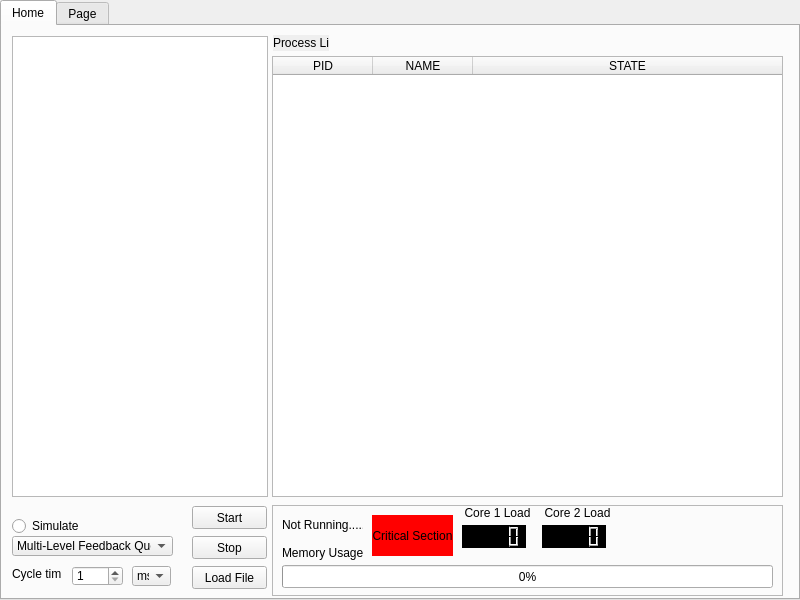
Qt form src/mainwindow.ui (stearnsbq/BYRON_STEARNS_CMSC312_2019) before a commit.
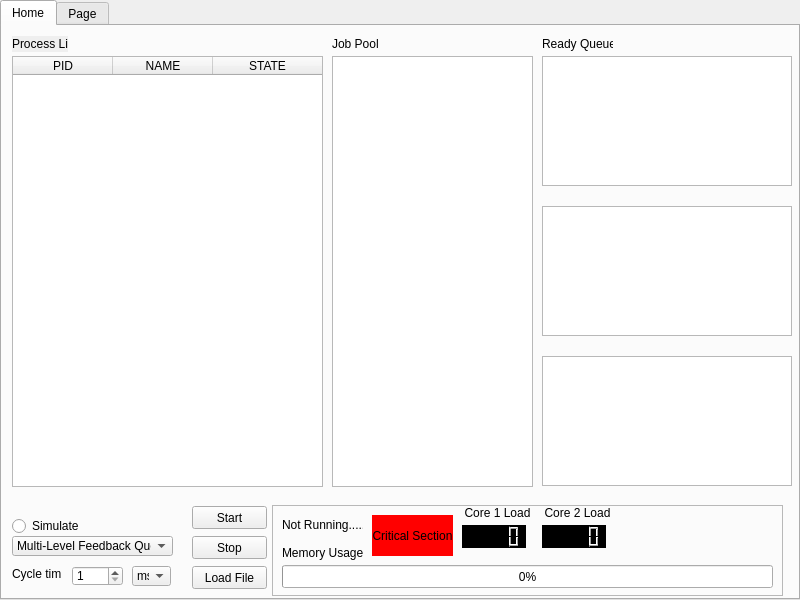
The same form after that commit.

```diff
--- a/src/mainwindow.ui
+++ b/src/mainwindow.ui
@@ -140,8 +140,8 @@
      <widget class="QLabel" name="procesLIstLabel">
       <property name="geometry">
        <rect>
-        <x>271</x>
-        <y>9</y>
+        <x>10</x>
+        <y>10</y>
         <width>56</width>
         <height>16</height>
        </rect>
@@ -153,22 +153,6 @@
        <string>Process List</string>
       </property>
      </widget>
-     <widget class="QTextEdit" name="simulatorOut">
-      <property name="geometry">
-       <rect>
-        <x>10</x>
-        <y>10</y>
-        <width>256</width>
-        <height>461</height>
-       </rect>
-      </property>
-      <property name="sizePolicy">
-       <sizepolicy hsizetype="Fixed" vsizetype="Expanding">
-        <horstretch>0</horstretch>
-        <verstretch>0</verstretch>
-       </sizepolicy>
-      </property>
-     </widget>
      <widget class="QComboBox" name="timeUnit">
       <property name="geometry">
        <rect>
@@ -206,10 +190,10 @@
      <widget class="QTableWidget" name="processList">
       <property name="geometry">
        <rect>
-        <x>270</x>
+        <x>10</x>
         <y>30</y>
-        <width>511</width>
-        <height>441</height>
+        <width>311</width>
+        <height>431</height>
        </rect>
       </property>
       <property name="sizePolicy">
@@ -460,6 +444,72 @@
        <string>Simulate</string>
       </property>
      </widget>
+     <widget class="QTableView" name="tableView">
+      <property name="geometry">
+       <rect>
+        <x>540</x>
+        <y>330</y>
+        <width>250</width>
+        <height>130</height>
+       </rect>
+      </property>
+     </widget>
+     <widget class="QTableView" name="tableView_2">
+      <property name="geometry">
+       <rect>
+        <x>540</x>
+        <y>30</y>
+        <width>250</width>
+        <height>130</height>
+       </rect>
+      </property>
+     </widget>
+     <widget class="QTableView" name="tableView_3">
+      <property name="geometry">
+       <rect>
+        <x>540</x>
+        <y>180</y>
+        <width>250</width>
+        <height>130</height>
+       </rect>
+      </property>
+     </widget>
+     <widget class="QTableWidget" name="tableWidget">
+      <property name="geometry">
+       <rect>
+        <x>330</x>
+        <y>30</y>
+        <width>201</width>
+        <height>431</height>
+       </rect>
+      </property>
+     </widget>
+     <widget class="QLabel" name="label_3">
+      <property name="geometry">
+       <rect>
+        <x>330</x>
+        <y>10</y>
+        <width>71</width>
+        <height>16</height>
+       </rect>
+      </property>
+      <property name="text">
+       <string>Job Pool</string>
+      </property>
+     </widget>
+     <widget class="QLabel" name="label_4">
+      <property name="geometry">
+       <rect>
+        <x>540</x>
+        <y>10</y>
+        <width>71</width>
+        <height>16</height>
+       </rect>
+      </property>
+      <property name="text">
+       <string>Ready Queue</string>
+      </property>
+     </widget>
     </widget>
     <widget class="QWidget" name="Memory">
      <attribute name="title">
```
